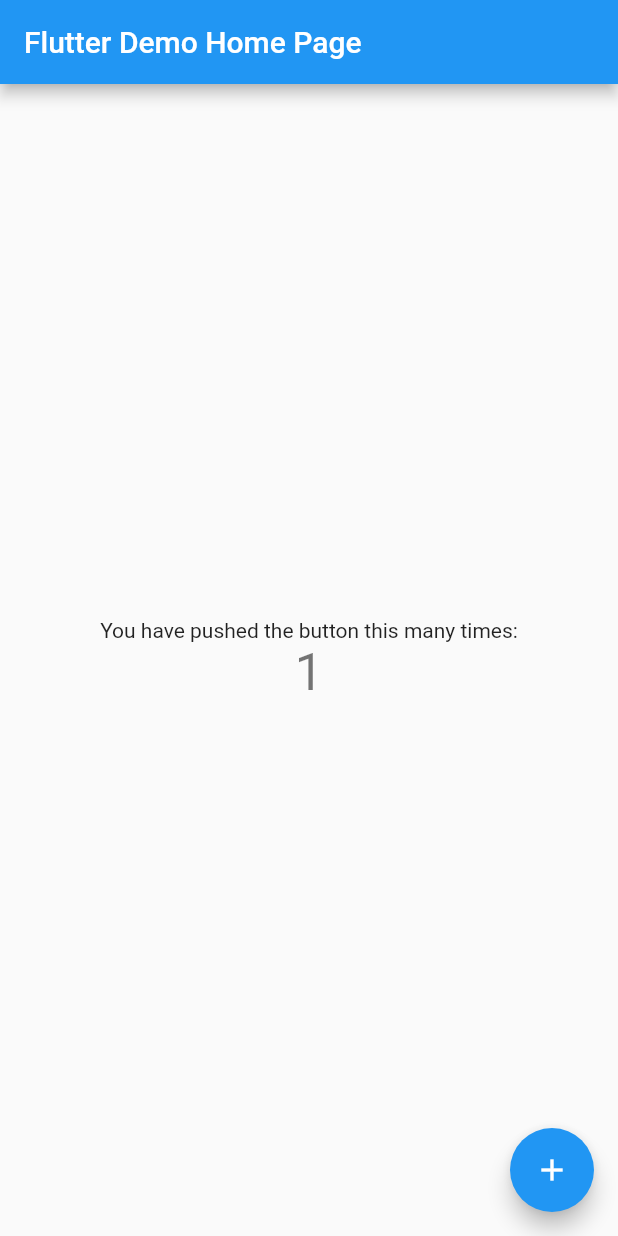
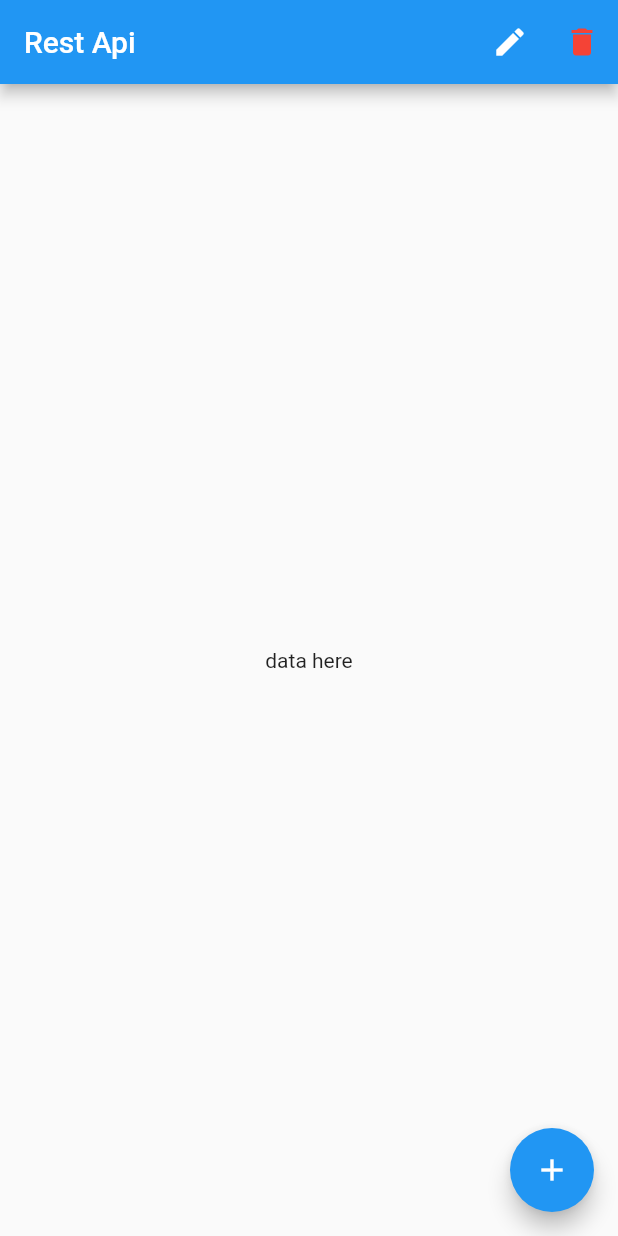
Before and after one commit to root137/state_management, a Flutter app: the screen it shows after launch, after a tap on the "add" icon, on a phone screen of 412 x 824 dp. Run offline on Flutter 3.47's test engine with Material 2 defaults, Android fonts, the phone set to English and light mode, and no system bars; network calls fail.

Commit message:
mixins and rest api

```diff
--- a/lib/main.dart
+++ b/lib/main.dart
@@ -1,4 +1,5 @@
 import 'package:flutter/material.dart';
+import 'package:state_management/restApi/rest_api_screen.dart';
 
 void main() {
   runApp(const MyApp());
@@ -24,92 +25,7 @@ class MyApp extends StatelessWidget {
         // is not restarted.
         primarySwatch: Colors.blue,
       ),
-      home: const MyHomePage(title: 'Flutter Demo Home Page'),
+      home: const RestApiScreen(),
     );
   }
 }
-
-class MyHomePage extends StatefulWidget {
-  const MyHomePage({super.key, required this.title});
-
-  // This widget is the home page of your application. It is stateful, meaning
-  // that it has a State object (defined below) that contains fields that affect
-  // how it looks.
-
-  // This class is the configuration for the state. It holds the values (in this
-  // case the title) provided by the parent (in this case the App widget) and
-  // used by the build method of the State. Fields in a Widget subclass are
-  // always marked "final".
-
-  final String title;
-
-  @override
-  State<MyHomePage> createState() => _MyHomePageState();
-}
-
-class _MyHomePageState extends State<MyHomePage> {
-  int _counter = 0;
-
-  void _incrementCounter() {
-    setState(() {
-      // This call to setState tells the Flutter framework that something has
-      // changed in this State, which causes it to rerun the build method below
-      // so that the display can reflect the updated values. If we changed
-      // _counter without calling setState(), then the build method would not be
-      // called again, and so nothing would appear to happen.
-      _counter++;
-    });
-  }
-
-  @override
-  Widget build(BuildContext context) {
-    // This method is rerun every time setState is called, for instance as done
-    // by the _incrementCounter method above.
-    //
-    // The Flutter framework has been optimized to make rerunning build methods
-    // fast, so that you can just rebuild anything that needs updating rather
-    // than having to individually change instances of widgets.
-    return Scaffold(
-      appBar: AppBar(
-        // Here we take the value from the MyHomePage object that was created by
-        // the App.build method, and use it to set our appbar title.
-        title: Text(widget.title),
-      ),
-      body: Center(
-        // Center is a layout widget. It takes a single child and positions it
-        // in the middle of the parent.
-        child: Column(
-          // Column is also a layout widget. It takes a list of children and
-          // arranges them vertically. By default, it sizes itself to fit its
-          // children horizontally, and tries to be as tall as its parent.
-          //
-          // Invoke "debug painting" (press "p" in the console, choose the
-          // "Toggle Debug Paint" action from the Flutter Inspector in Android
-          // Studio, or the "Toggle Debug Paint" command in Visual Studio Code)
-          // to see the wireframe for each widget.
-          //
-          // Column has various properties to control how it sizes itself and
-          // how it positions its children. Here we use mainAxisAlignment to
-          // center the children vertically; the main axis here is the vertical
-          // axis because Columns are vertical (the cross axis would be
-          // horizontal).
-          mainAxisAlignment: MainAxisAlignment.center,
-          children: <Widget>[
-            const Text(
-              'You have pushed the button this many times:',
-            ),
-            Text(
-              '$_counter',
-              style: Theme.of(context).textTheme.headline4,
-            ),
-          ],
-        ),
-      ),
-      floatingActionButton: FloatingActionButton(
-        onPressed: _incrementCounter,
-        tooltip: 'Increment',
-        child: const Icon(Icons.add),
-      ), // This trailing comma makes auto-formatting nicer for build methods.
-    );
-  }
-}
--- /dev/null
+++ b/lib/restApi/rest_api_screen.dart
@@ -0,0 +1,75 @@
+import 'package:flutter/material.dart';
+import 'package:state_management/restApi/rest_api_services.dart';
+
+class RestApiScreen extends StatefulWidget {
+  const RestApiScreen({Key? key}) : super(key: key);
+
+  @override
+  State<RestApiScreen> createState() => _RestApiScreenState();
+}
+
+class _RestApiScreenState extends State<RestApiScreen> {
+  @override
+  void initState() {
+    super.initState();
+  }
+
+  @override
+  Widget build(BuildContext context) {
+    return Scaffold(
+      appBar: AppBar(
+        title: Text('Rest Api'),
+        actions: [
+          IconButton(
+            onPressed: () async {
+              await RestApiDemoServices().updateUser(
+                fullName: 'ram prasad',
+                password: 'ram',
+                id: '-NG-T_tKdMPbCfGUKEdm',
+              );
+              setState(() {});
+            },
+            icon: Icon(
+              Icons.edit,
+            ),
+          ),
+          IconButton(
+            onPressed: () async {
+              await RestApiDemoServices().deleteUser(
+                id: '-NG-T_tKdMPbCfGUKEdm',
+              );
+              setState(() {});
+            },
+            icon: Icon(
+              Icons.delete,
+              color: Colors.red,
+            ),
+          )
+        ],
+      ),
+      floatingActionButton: FloatingActionButton(
+        child: Icon(Icons.add),
+        onPressed: () async {
+          await RestApiDemoServices().storeUser(fullName: 'Suren Yogi', password: 'suren12345');
+          setState(() {});
+        },
+      ),
+      body: FutureBuilder<Map<String, dynamic>>(
+        future: RestApiDemoServices().getAllUsers(),
+        builder: (_, snapStore) {
+          if (snapStore.hasData) {
+            if (snapStore.data != null) {
+              print('data from api: ${snapStore.data}');
+            }
+          }
+          if (snapStore.hasError) {
+            print('error in api : ${snapStore.error}');
+          }
+          return Center(
+            child: Text('data here'),
+          );
+        },
+      ),
+    );
+  }
+}
--- /dev/null
+++ b/lib/restApi/rest_api_services.dart
@@ -0,0 +1,69 @@
+import 'dart:convert';
+
+import 'package:http/http.dart' as http;
+
+class RestApiDemoServices {
+  final String baseApiUrl = 'https://apifreefortest-default-rtdb.asia-southeast1.firebasedatabase.app/users';
+
+  ///get all users from rest api server: firebase server #Read
+  Future<Map<String, dynamic>> getAllUsers() async {
+    ///creating Uri object parsing from string
+    final uri = Uri.parse('$baseApiUrl.json');
+
+    ///getting response from the rest api server
+    final response = await http.get(
+      uri,
+    );
+
+    ///checking if there is data or not.. if not return empty Map else return data Map.
+    if (response.body != 'null') {
+      ///converting response data (string) to Map or JSON using jsonDecode function from dart:convert package
+      final Map<String, dynamic> jsonResponse = jsonDecode(response.body);
+      return jsonResponse;
+    } else {
+      return {};
+    }
+  }
+
+  ///store the user to the rest api server: firebase server #Create
+  Future<void> storeUser({required String fullName, required String password}) async {
+    ///creating json data of fullName and password
+    final demoJson = {"full_name": fullName, "password": password};
+
+    ///converting to JSON string using jsonEncode to send to the firebase api server
+    final dataJson = jsonEncode(demoJson);
+
+    ///creating uri of the base api url
+    ///.json is added because it is indeed for firebase api
+    final uri = Uri.parse('$baseApiUrl.json');
+
+    ///http post to the base api url with the fullname nad password
+    ///adding data to the server
+    final response = await http.post(uri, body: dataJson);
+  }
+
+  ///update user to the rest api server #Update
+  Future<void> updateUser({required String fullName, required String password, required String id}) async {
+    ///creating json data of fullName and password
+    final demoJson = {"full_name": fullName, "password": password};
+
+    ///converting to JSON string using jsonEncode to send to the firebase api server
+    final dataJson = jsonEncode(demoJson);
+
+    ///creating uri of the base api url
+    final uri = Uri.parse('$baseApiUrl/$id.json');
+
+    ///http put to the base api url with the fullname and password to update the data
+    ///updating data
+    final response = await http.put(uri, body: dataJson);
+  }
+
+  ///delete the user with his/her id from the rest api server #Delete
+  Future<void> deleteUser({required String id}) async {
+    ///creating uri of the base api url
+    final uri = Uri.parse('$baseApiUrl/$id.json');
+
+    ///deleting data
+    final response = await http.delete(uri);
+  }
+}
--- a/pubspec.yaml
+++ b/pubspec.yaml
@@ -20,7 +20,7 @@ publish_to: 'none' # Remove this line if you wish to publish to pub.dev
 version: 1.0.0+1
 
 environment:
-  sdk: '>=2.18.2 <3.0.0'
+  sdk: '>=2.17.2 <3.0.0'
 
 # Dependencies specify other packages that your package needs in order to work.
 # To automatically upgrade your package dependencies to the latest versions
@@ -36,6 +36,7 @@ dependencies:
   # The following adds the Cupertino Icons font to your application.
   # Use with the CupertinoIcons class for iOS style icons.
   cupertino_icons: ^1.0.2
+  http: ^0.13.5
 
 dev_dependencies:
   flutter_test:
```
Also changed, not shown: lib/mixins/employee.dart (added, +41 -0 lines), pubspec.lock.
